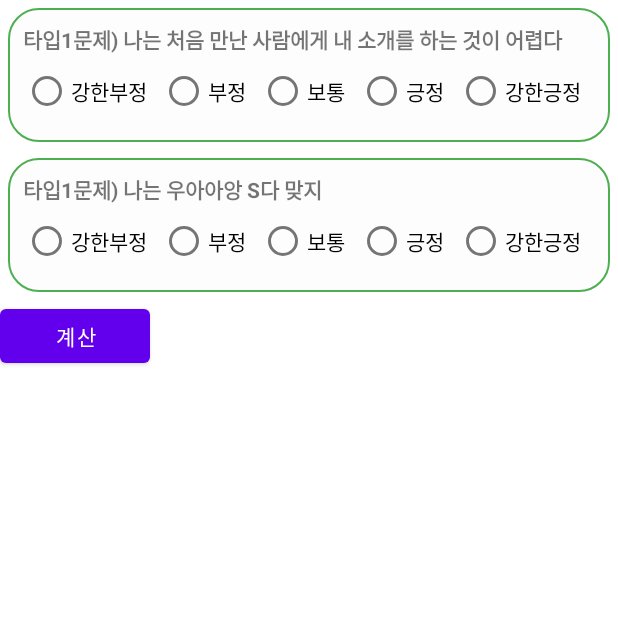
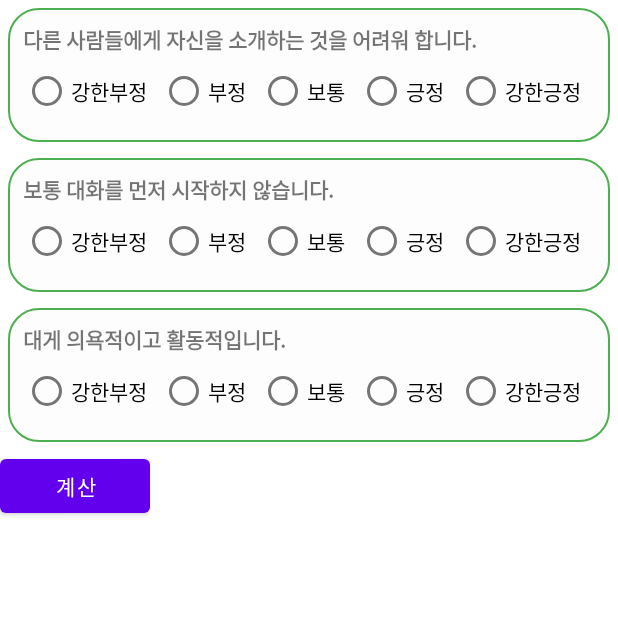
Before and after one commit to N0mercy00/TK_MBTI, an Android app: the TestActivity screen opened directly, with no data from a screen before it, after a tap on "계산", on a phone screen of 412 x 824 dp, the top half of it. Run offline under Robolectric (Android 15) with nearby library versions, the phone set to English and light mode, and no system bars.

Commit message:
Calculate score is work

```diff
--- a/app/src/main/java/com/dongdong999/tk_mbti/TestActivity.kt
+++ b/app/src/main/java/com/dongdong999/tk_mbti/TestActivity.kt
@@ -12,8 +12,10 @@ class TestActivity : AppCompatActivity() {
         setContentView(binding.root)
         var tempPoint : Int =0;
         var IEPoint : Int =0;
+        var IECalPoint : Double=0.0
         var IE1 : Int =0;
         var IE2 : Int =0;
+        var IE3 : Int =0;
         var SNpoint : Int =0;
 
 
@@ -74,10 +76,44 @@ class TestActivity : AppCompatActivity() {
             IE2=tempPoint
         }
 
+        binding.rgIE3.setOnCheckedChangeListener { group,id->
+            IE3=tempPoint
+            tempPoint=0
+            when(id){
+                R.id.rb_IE3NN->{
+                    tempPoint=0
+                    tempPoint-=2
+
+                }
+                R.id.rb_IE3N->{
+                    tempPoint=0
+                    tempPoint-=1
+                }
+                R.id.rb_IE3M->{
+                    tempPoint=0
+                }
+                R.id.rb_IE3Y->{
+                    tempPoint=0
+                    tempPoint+=1
+                }
+                R.id.rb_IE3YY->{
+                    tempPoint=0
+                    tempPoint+=2
+                }
+            }
+            IE3=tempPoint
+        }
+
         binding.btnGotoResult.setOnClickListener {
-            IEPoint=IE1+IE2
+
+            IEPoint=0
+            IEPoint=IE1+IE2+IE3
             Log.d("TAG","IE1 점수 : ${IE1},IE2 점수 : ${IE2}")
             Log.d("TAG","현재 토탈 IE 점수 : ${IEPoint}")
+
+            IECalPoint=(IEPoint.toDouble()/3)*50
+            Log.d("TAG","환산 IE 점수 : ${IECalPoint}")
+
         }
 
 
--- a/app/src/main/res/layout/activity_test.xml
+++ b/app/src/main/res/layout/activity_test.xml
@@ -28,7 +28,7 @@
                 <TextView
                     android:layout_width="match_parent"
                     android:layout_height="wrap_content"
-                    android:text="타입1문제) 나는 처음 만난 사람에게 내 소개를 하는 것이 어렵다"
+                    android:text="@string/QuestionIE1"
                     android:textStyle="bold"/>
 
                 <RadioGroup
@@ -72,7 +72,7 @@
             </androidx.appcompat.widget.LinearLayoutCompat>
 
             <androidx.appcompat.widget.LinearLayoutCompat
-                android:id="@+id/ll_SN1"
+                android:id="@+id/ll_IE2"
                 android:layout_width="match_parent"
                 android:layout_height="wrap_content"
                 android:background="@drawable/border_round_green"
@@ -83,7 +83,7 @@
                 <TextView
                     android:layout_width="match_parent"
                     android:layout_height="wrap_content"
-                    android:text="타입1문제) 나는 우아아앙 S다 맞지"
+                    android:text="@string/QuestionIE2"
                     android:textStyle="bold"/>
 
                 <RadioGroup
@@ -126,6 +126,61 @@
 
             </androidx.appcompat.widget.LinearLayoutCompat>
 
+            <androidx.appcompat.widget.LinearLayoutCompat
+                android:id="@+id/ll_IE3"
+                android:layout_width="match_parent"
+                android:layout_height="wrap_content"
+                android:background="@drawable/border_round_green"
+                android:padding="10dp"
+                android:layout_margin="5dp"
+                android:orientation="vertical">
+
+                <TextView
+                    android:layout_width="match_parent"
+                    android:layout_height="wrap_content"
+                    android:text="@string/QuestionIE3"
+                    android:textStyle="bold"/>
+
+                <RadioGroup
+                    android:id="@+id/rg_IE3"
+                    android:layout_width="match_parent"
+                    android:layout_height="wrap_content"
+                    android:orientation="horizontal"
+                    android:weightSum="5">
+                    <RadioButton
+                        android:id="@+id/rb_IE3NN"
+                        android:layout_width="wrap_content"
+                        android:layout_height="wrap_content"
+                        android:text="강한부정"
+                        android:layout_weight="1"/>
+                    <RadioButton
+                        android:id="@+id/rb_IE3N"
+                        android:layout_width="wrap_content"
+                        android:layout_height="wrap_content"
+                        android:text="부정"
+                        android:layout_weight="1"/>
+                    <RadioButton
+                        android:id="@+id/rb_IE3M"
+                        android:layout_width="wrap_content"
+                        android:layout_height="wrap_content"
+                        android:text="보통"
+                        android:layout_weight="1"/>
+                    <RadioButton
+                        android:id="@+id/rb_IE3Y"
+                        android:layout_width="wrap_content"
+                        android:layout_height="wrap_content"
+                        android:text="긍정"
+                        android:layout_weight="1"/>
+                    <RadioButton
+                        android:id="@+id/rb_IE3YY"
+                        android:layout_width="wrap_content"
+                        android:layout_height="wrap_content"
+                        android:text="강한긍정"
+                        android:layout_weight="1"/>
+                </RadioGroup>
+
+            </androidx.appcompat.widget.LinearLayoutCompat>
+
             <Button
                 android:id="@+id/btn_gotoResult"
                 android:layout_width="100dp"
--- a/app/src/main/res/values/strings.xml
+++ b/app/src/main/res/values/strings.xml
@@ -1,3 +1,7 @@
 <resources>
     <string name="app_name">TK_MBTI</string>
+    <string name="QuestionIE1">다른 사람들에게 자신을 소개하는 것을 어려워 합니다.</string>
+    <string name="QuestionIE2">보통 대화를 먼저 시작하지 않습니다.</string>
+    <string name="QuestionIE3">대게 의욕적이고 활동적입니다.</string>
+
 </resources>
```
